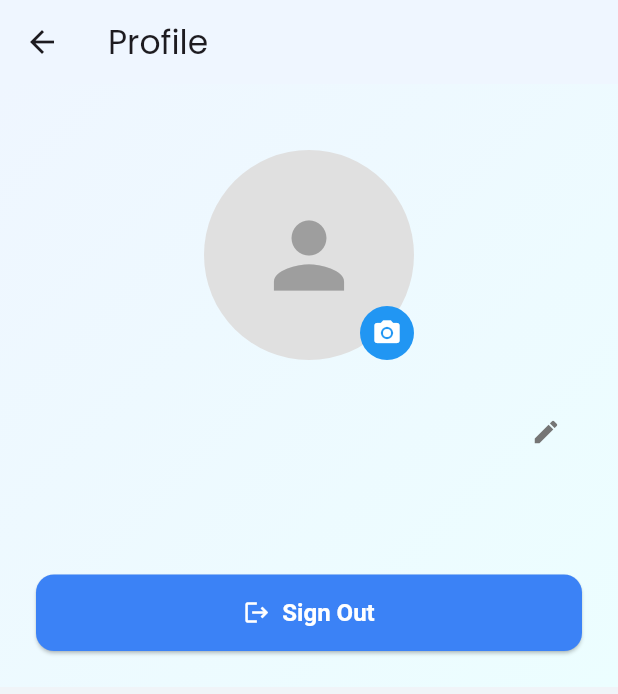
After one commit to nicksens/HydroGoal, a Flutter app: the ProfileScreen screen opened directly, after a tap on the "camera alt" icon, on a phone screen of 412 x 824 dp. The commit adds this screen. Shown: the top 694 px of the screen. Run offline on Flutter 3.47's test engine with Material 3 defaults, Android fonts, the phone set to English and light mode, and no system bars; our stand-ins replace cloud_firestore, firebase_auth, firebase_core, firebase_storage, flutter_local_notifications, google_fonts and 5 more; accounts and stored records are empty.

Commit message:
Feature: add profile

```diff
--- a/lib/models/user_model.dart
+++ b/lib/models/user_model.dart
@@ -1,11 +1,35 @@
+// lib/models/user_model.dart
+
 class AppUser {
   final String uid;
   final String username;
   final String email;
+  final String? photoURL; // Added this to match your UI code
 
-  AppUser({required this.uid, required this.username, required this.email});
+  AppUser({
+    required this.uid,
+    required this.username,
+    required this.email,
+    this.photoURL, // It's optional
+  });
 
+  // Converts an AppUser object into a Map for Firestore
   Map<String, dynamic> toMap() {
-    return {'uid': uid, 'username': username, 'email': email};
+    return {
+      'uid': uid,
+      'username': username,
+      'email': email,
+      'photoURL': photoURL,
+    };
+  }
+
+  // ** IMPORTANT: Creates an AppUser object FROM a Map from Firestore **
+  factory AppUser.fromMap(Map<String, dynamic> map, String documentId) {
+    return AppUser(
+      uid: documentId, // The document ID is the user's UID
+      username: map['username'] ?? 'No Name', // Provide default values
+      email: map['email'] ?? 'No Email',
+      photoURL: map['photoURL'], // This can be null
+    );
   }
 }
--- /dev/null
+++ b/lib/screens/profile/profile_screen.dart
@@ -0,0 +1,338 @@
+import 'dart:io';
+
+import 'package:firebase_auth/firebase_auth.dart';
+import 'package:flutter/material.dart';
+import 'package:hydrogoal/models/user_model.dart';
+import 'package:hydrogoal/screens/auth/auth_wrapper.dart';
+import 'package:hydrogoal/services/firebase_auth_service.dart';
+import 'package:hydrogoal/services/firestore_service.dart';
+import 'package:firebase_storage/firebase_storage.dart';
+import 'package:image_picker/image_picker.dart';
+
+class ProfileScreen extends StatefulWidget {
+  const ProfileScreen({super.key});
+
+  @override
+  State<ProfileScreen> createState() => _ProfileScreenState();
+}
+
+class _ProfileScreenState extends State<ProfileScreen> {
+  final FirebaseAuthService _authService = FirebaseAuthService();
+  final FirestoreService _firestoreService = FirestoreService();
+  late final TextEditingController _usernameController;
+
+  Future<AppUser?>? _userFuture;
+  bool _isEditing = false;
+  bool _isUploading = false;
+
+  @override
+  void initState() {
+    super.initState();
+    _usernameController = TextEditingController();
+    _userFuture = _fetchUserData();
+  }
+
+  @override
+  void dispose() {
+    _usernameController.dispose();
+    super.dispose();
+  }
+
+  Future<AppUser?> _fetchUserData() async {
+    final firebaseUser = FirebaseAuth.instance.currentUser;
+    if (firebaseUser != null) {
+      final user = await _firestoreService.getUser(firebaseUser.uid);
+      if (user != null) {
+        _usernameController.text = user.username; // Initialize controller
+      }
+      return user;
+    }
+    return null;
+  }
+
+  Future<void> _updateUsername() async {
+    final firebaseUser = FirebaseAuth.instance.currentUser;
+    if (firebaseUser == null) return;
+    if (_usernameController.text.trim().isEmpty) {
+      _showSnackBar(context, 'Username cannot be empty.', isError: true);
+      return;
+    }
+
+    // Show a loading indicator while saving
+    setState(() {}); // Rebuild to show potential loading state if added
+
+    try {
+      await _firestoreService.updateUsername(
+        firebaseUser.uid,
+        _usernameController.text.trim(),
+      );
+
+      setState(() {
+        _isEditing = false;
+        // Refresh user data to show the new name
+        _userFuture = _fetchUserData();
+      });
+      _showSnackBar(context, 'Username updated successfully!');
+    } catch (e) {
+      _showSnackBar(context, 'Failed to update username.', isError: true);
+    }
+  }
+
+  Future<void> _pickAndUploadImage() async {
+    final firebaseUser = FirebaseAuth.instance.currentUser;
+    if (firebaseUser == null) return;
+
+    final imagePicker = ImagePicker();
+    // Open the device camera
+    final pickedXFile = await imagePicker.pickImage(
+      source: ImageSource.camera,
+      imageQuality: 50, // Compress image to save storage space
+      maxWidth: 800,
+    );
+
+    // If the user didn't pick an image, do nothing
+    if (pickedXFile == null) return;
+
+    setState(() {
+      _isUploading = true; // Show loading indicator
+    });
+
+    try {
+      final imageFile = File(pickedXFile.path);
+      // Create a reference to Firebase Storage
+      final storageRef = FirebaseStorage.instance
+          .ref()
+          .child('profile_pictures')
+          .child('${firebaseUser.uid}.jpg');
+
+      // Upload the file
+      await storageRef.putFile(imageFile);
+
+      // Get the download URL
+      final newPhotoURL = await storageRef.getDownloadURL();
+
+      // Update the URL in Firestore
+      await _firestoreService.updatePhotoURL(firebaseUser.uid, newPhotoURL);
+
+      // Refresh the UI with the new data
+      setState(() {
+        _userFuture = _fetchUserData();
+      });
+
+      _showSnackBar(context, 'Profile picture updated!');
+    } catch (e) {
+      _showSnackBar(context, 'Failed to upload image. Please try again.', isError: true);
+    } finally {
+      setState(() {
+        _isUploading = false; // Hide loading indicator
+      });
+    }
+  }
+
+  Future<void> _signOut() async {
+    try {
+      await _authService.signOut();
+      if (mounted) {
+        Navigator.of(context, rootNavigator: true).pushAndRemoveUntil(
+          MaterialPageRoute(builder: (context) => const AuthWrapper()),
+          (Route<dynamic> route) => false,
+        );
+      }
+    } catch (e) {
+      if (mounted) {
+        _showSnackBar(context, 'Error signing out. Please try again.', isError: true);
+      }
+    }
+  }
+
+  void _showSnackBar(BuildContext context, String message, {bool isError = false}) {
+    ScaffoldMessenger.of(context).showSnackBar(
+      SnackBar(
+        content: Text(message),
+        backgroundColor: isError ? Colors.redAccent : Colors.blueAccent,
+      ),
+    );
+  }
+
+  Widget _buildUsernameWidget() {
+    // This function builds the username display or the text field
+    if (_isEditing) {
+      // EDITING MODE: A Row with an Expanded TextField works well here.
+      return Row(
+        mainAxisAlignment: MainAxisAlignment.center,
+        crossAxisAlignment: CrossAxisAlignment.center,
+        children: [
+          Expanded(
+            child: TextField(
+              controller: _usernameController,
+              autofocus: true,
+              // This is the key for centering the text inside the field
+              textAlign: TextAlign.center,
+              style: const TextStyle(
+                fontSize: 24,
+                fontWeight: FontWeight.bold,
+              ),
+              decoration: const InputDecoration(
+                isDense: true,
+                // The contentPadding can be adjusted as needed
+                contentPadding: EdgeInsets.fromLTRB(0, 8, 0, 8),
+              ),
+            ),
+          ),
+          // Save and Cancel buttons appear on the right
+          IconButton(
+            icon: const Icon(Icons.check_circle_outline, color: Colors.green),
+            onPressed: _updateUsername,
+          ),
+          IconButton(
+            icon: Icon(Icons.cancel_outlined, color: Colors.red[400]),
+            onPressed: () {
+              setState(() {
+                _isEditing = false;
+                // Reload the original username from the future snapshot
+                _userFuture?.then((user) {
+                  if (user != null) {
+                    _usernameController.text = user.username;
+                  }
+                });
+              });
+            },
+          ),
+        ],
+      );
+    } else {
+      // VIEWING MODE: Use a Stack to perfectly center the name
+      return Stack(
+        alignment: Alignment.center, // Default alignment is center
+        children: [
+          // WIDGET 1: The username, always centered
+          Center(
+            child: Text(
+              _usernameController.text,
+              style: TextStyle(
+                fontSize: 24,
+                fontWeight: FontWeight.bold,
+                color: Colors.grey[800],
+              ),
+            ),
+          ),
+          // WIDGET 2: The edit icon, aligned to the right of the stack
+          Align(
+            alignment: Alignment.centerRight,
+            child: IconButton(
+              icon: Icon(Icons.edit, size: 20, color: Colors.grey[600]),
+              onPressed: () {
+                setState(() {
+                  _isEditing = true;
+                });
+              },
+            ),
+          ),
+        ],
+      );
+    }
+  }
+
+  @override
+  Widget build(BuildContext context) {
+    return Scaffold(
+      appBar: AppBar(
+        title: const Text('Profile'),
+        backgroundColor: const Color(0xFFEFF6FF),
+        elevation: 0,
+      ),
+      body: FutureBuilder<AppUser?>(
+        future: _userFuture,
+        builder: (context, snapshot) {
+          if (snapshot.connectionState == ConnectionState.waiting && !_isUploading) {
+            return const Center(child: CircularProgressIndicator());
+          }
+          if (snapshot.hasError || !snapshot.hasData || snapshot.data == null) {
+            return const Center(child: Text('Could not load profile data.'));
+          }
+
+          final userData = snapshot.data!;
+
+          return Container(
+            width: double.infinity,
+            decoration: const BoxDecoration(
+              gradient: LinearGradient(
+                begin: Alignment.topLeft,
+                end: Alignment.bottomRight,
+                colors: [Color(0xFFEFF6FF), Color(0xFFECFEFF)],
+              ),
+            ),
+            child: SingleChildScrollView(
+              padding: const EdgeInsets.all(24.0),
+              child: Column(
+                crossAxisAlignment: CrossAxisAlignment.center,
+                children: [
+                  const SizedBox(height: 20),
+                  Stack(
+                    children: [
+                      // --- AVATAR WIDGET ---
+                      CircleAvatar(
+                        radius: 70,
+                        backgroundColor: Colors.grey.shade300,
+                        backgroundImage: (userData.photoURL != null && userData.photoURL!.isNotEmpty)
+                            ? NetworkImage(userData.photoURL!)
+                            : null,
+                        child: (userData.photoURL == null || userData.photoURL!.isEmpty)
+                            ? Icon(Icons.person, size: 70, color: Colors.grey.shade500)
+                            : null,
+                      ),
+                      // --- CAMERA ICON ---
+                      Positioned(
+                        bottom: 0,
+                        right: 0,
+                        child: Material(
+                          color: Colors.blue[500],
+                          borderRadius: BorderRadius.circular(20),
+                          child: InkWell(
+                            // CONNECTING THE FUNCTION TO THE BUTTON
+                            onTap: _pickAndUploadImage,
+                            borderRadius: BorderRadius.circular(20),
+                            child: const Padding(
+                              padding: EdgeInsets.all(8.0),
+                              child: Icon(Icons.camera_alt, color: Colors.white, size: 20),
+                            ),
+                          ),
+                        ),
+                      ),
+                      // --- UPLOADING INDICATOR ---
+                      if (_isUploading)
+                        const Positioned.fill(
+                          child: CircleAvatar(
+                            radius: 70,
+                            backgroundColor: Colors.black45,
+                            child: CircularProgressIndicator(color: Colors.white),
+                          ),
+                        ),
+                    ],
+                  ),
+                  const SizedBox(height: 24),
+                  _buildUsernameWidget(),
+                  const SizedBox(height: 8),
+                  Text(
+                    userData.email,
+                    style: TextStyle(fontSize: 16, color: Colors.grey[600]),
+                  ),
+                  const SizedBox(height: 40),
+                  SizedBox(
+                    width: double.infinity,
+                    child: ElevatedButton.icon(
+                      onPressed: _signOut,
+                      icon: const Icon(Icons.logout),
+                      label: const Text('Sign Out'),
+                      style: ElevatedButton.styleFrom( /* ... */ ),
+                    ),
+                  ),
+                ],
+              ),
+            ),
+          );
+        },
+      ),
+    );
+  }
+}
--- a/lib/services/firestore_service.dart
+++ b/lib/services/firestore_service.dart
@@ -37,6 +37,44 @@ class FirestoreService {
     return 0;
   }
 
+  Future<AppUser?> getUser(String uid) async {
+    try {
+      final docSnapshot = await _db.collection('users').doc(uid).get();
+
+      if (docSnapshot.exists) {
+        // Use the fromMap factory you added to user_model.dart
+        return AppUser.fromMap(docSnapshot.data()!, docSnapshot.id);
+      }
+    } catch (e) {
+      print('Error fetching user: $e');
+    }
+    // Return null if user isn't found or an error occurs
+    return null;
+  }
+
+  Future<void> updateUsername(String uid, String newUsername) async {
+    try {
+      await _db.collection('users').doc(uid).update({
+        'username': newUsername,
+      });
+    } catch (e) {
+      print('Error updating username: $e');
+      // Optionally re-throw the exception to handle it in the UI
+      rethrow;
+    }
+  }
+
+  Future<void> updatePhotoURL(String uid, String newPhotoURL) async {
+    try {
+      await _db.collection('users').doc(uid).update({
+        'photoURL': newPhotoURL,
+      });
+    } catch (e) {
+      print('Error updating photo URL: $e');
+      rethrow;
+    }
+  }
+
   Stream<QuerySnapshot> getHydrationHistoryForMonth(
       String userId, DateTime month) {
     DateTime startOfMonth = DateTime(month.year, month.month, 1);
@@ -50,4 +88,5 @@ class FirestoreService {
         .where('date', isLessThanOrEqualTo: endOfMonth)
         .snapshots();
   }
+
 }
--- a/pubspec.yaml
+++ b/pubspec.yaml
@@ -23,6 +23,7 @@ dependencies:
   firebase_core: ^2.31.0
   firebase_auth: ^4.19.4
   cloud_firestore: ^4.17.2
+  firebase_storage: ^11.7.7
 
   # For picking images (Hydration Proof)
   image_picker: ^1.1.2
```
Also changed, not shown: lib/screens/main_menu/today_screen.dart (+7 -9 lines), 4 other files.
